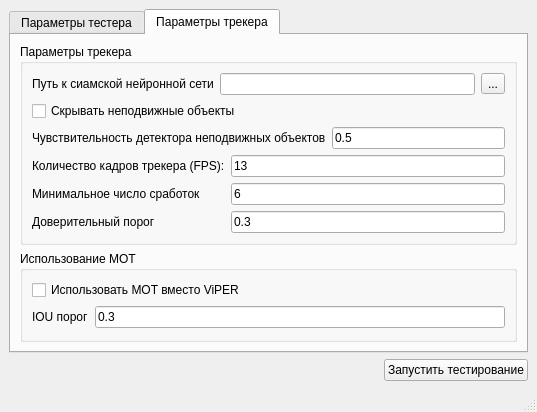
Above: gui-for-tester-tracker/gui.ui from Yrij-Zhavoronkov/WintreistsPractice before the change. Below: the same form after it.
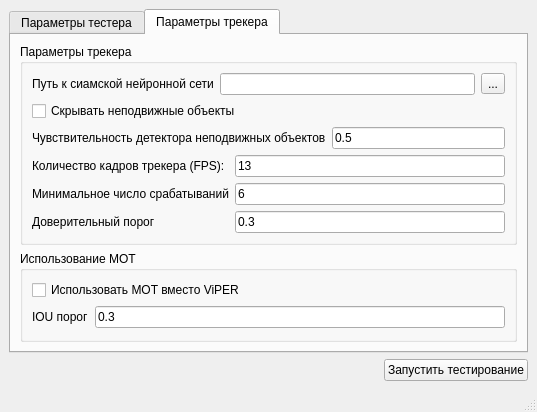
That is the form after the change. The open tabs and pages were chosen to show the change.

The edit to the form file:
```diff
--- a/gui-for-tester-tracker/gui.ui
+++ b/gui-for-tester-tracker/gui.ui
@@ -252,7 +252,7 @@
              <item row="1" column="0">
               <widget class="QLabel" name="label_8">
                <property name="text">
-                <string>Минимальное число сработок</string>
+                <string>Минимальное число срабатываний</string>
                </property>
               </widget>
              </item>
```
Left out of the diff: 2 changed lines with no effect on the pictures.
